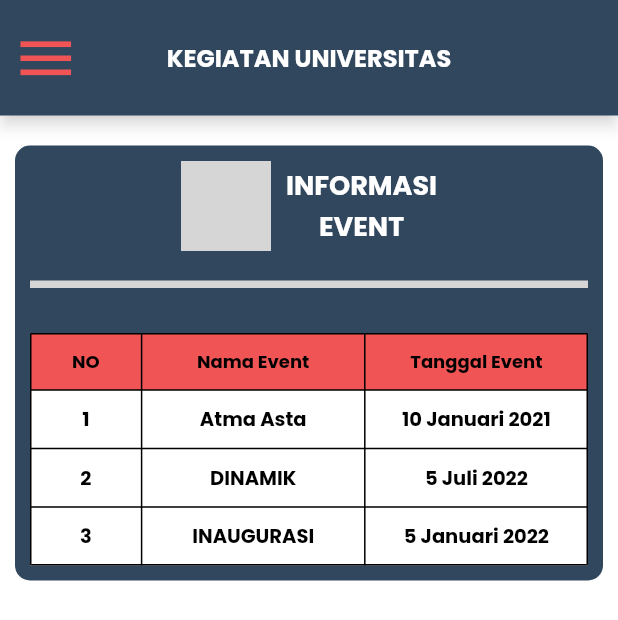
After one commit to zahraeln17/Kelompok6-Promvis, a Flutter app: the KegiatanKampusPage screen opened directly, on a phone screen of 412 x 824 dp. The commit adds this screen. Shown: the top 620 px of the screen. Run offline on Flutter 3.47's test engine with Material 2 defaults, Android fonts, the phone set to English and light mode, and no system bars; our stand-ins replace fl_chart, get, google_fonts, syncfusion_flutter_charts; missing offline and left inert: flutter_application_1; grey boxes are pictures that could not be loaded.

Commit message:
penambahan halaman kegiatan kampus
penambahan halaman kampus tabel info event

```diff
--- /dev/null
+++ b/lib/page/kegiatan_kampus_page.dart
@@ -0,0 +1,161 @@
+// ignore_for_file: prefer_const_constructors
+
+import 'package:flutter/material.dart';
+import 'package:flutter_aplikasiupi/shared/themes.dart';
+import 'package:flutter_aplikasiupi/shared/widget/appbar_custom.dart';
+import 'package:get/get.dart';
+
+class KegiatanKampusPage extends StatelessWidget {
+  const KegiatanKampusPage({Key? key}) : super(key: key);
+
+  @override
+  Widget build(BuildContext context) {
+    return Scaffold(
+      appBar: CustomAppbarBasic(title: "KEGIATAN UNIVERSITAS"),
+      backgroundColor: kWhiteColor,
+      body: ListView(
+        padding: EdgeInsets.symmetric(horizontal: 10, vertical: 20),
+        children: [
+          infoEvent(),
+          //infoPenelitian(),
+        ],
+      ),
+    );
+  }
+
+  Widget infoEvent() {
+    return Container(
+      width: Get.width,
+      padding: EdgeInsets.all(10),
+      decoration: BoxDecoration(
+          color: kDeepBlue, borderRadius: BorderRadius.circular(10)),
+      child: Column(
+        mainAxisAlignment: MainAxisAlignment.center,
+        crossAxisAlignment: CrossAxisAlignment.center,
+        children: [
+          //
+          Row(
+            mainAxisAlignment: MainAxisAlignment.center,
+            children: [
+              Image.asset(
+                'assets/images/Vector-9.png',
+                width: 60,
+                height: 60,
+                fit: BoxFit.fill,
+              ),
+              SizedBox(
+                width: 10,
+              ),
+              Text(
+                'INFORMASI\nEVENT',
+                style: whiteTextStyle.copyWith(fontSize: 18, fontWeight: bold),
+                textAlign: TextAlign.center,
+              ),
+            ],
+          ),
+          //PEMBATAS
+          Container(
+            margin: EdgeInsets.only(top: 20, bottom: 10),
+            width: Get.width,
+            height: 5,
+            color: kGreyColor,
+          ),
+          //TABLE
+          Container(
+            margin: EdgeInsets.only(top: 20),
+            child: Column(
+              children: [
+                Table(
+                  border: TableBorder.all(),
+                  columnWidths: const <int, TableColumnWidth>{
+                    0: FlexColumnWidth(2),
+                    1: FlexColumnWidth(4),
+                    2: FlexColumnWidth(4),
+                  },
+                  defaultVerticalAlignment: TableCellVerticalAlignment.middle,
+                  children: <TableRow>[
+                    TableRow(
+                      decoration: BoxDecoration(
+                        color: kRedColor,
+                      ),
+                      children: [
+                        Padding(
+                          padding: EdgeInsets.all(10),
+                          child: Text(
+                            'NO',
+                            style: blackTextStyle.copyWith(
+                                fontSize: 12, fontWeight: bold),
+                            textAlign: TextAlign.center,
+                          ),
+                        ),
+                        Padding(
+                          padding: EdgeInsets.all(10),
+                          child: Text(
+                            'Nama Event',
+                            style: blackTextStyle.copyWith(
+                                fontWeight: bold, fontSize: 12),
+                            textAlign: TextAlign.center,
+                          ),
+                        ),
+                        Padding(
+                          padding: EdgeInsets.all(10),
+                          child: Text(
+                            'Tanggal Event',
+                            style: blackTextStyle.copyWith(
+                                fontWeight: bold, fontSize: 12),
+                            textAlign: TextAlign.center,
+                          ),
+                        ),
+                      ],
+                    ),
+                    rowEvent("1", "Atma Asta", "10 Januari 2021"),
+                    rowEvent("2", "DINAMIK", "5 Juli 2022"),
+                    rowEvent("3", "INAUGURASI", "5 Januari 2022"),
+                  ],
+                ),
+              ],
+            ),
+          ),
+        ],
+      ),
+    );
+  }
+
+  rowEvent(
+    String no,
+    String namaEvent,
+    String tanggal,
+  ) {
+    return TableRow(
+      decoration: BoxDecoration(color: kWhiteColor),
+      children: <Widget>[
+        Padding(
+          padding: EdgeInsets.all(10),
+          child: Text(
+            no,
+            style: blackTextStyle.copyWith(fontSize: 13, fontWeight: bold),
+            textAlign: TextAlign.center,
+          ),
+        ),
+        Padding(
+          padding: EdgeInsets.all(10),
+          child: Text(
+            namaEvent,
+            style: blackTextStyle.copyWith(fontWeight: bold, fontSize: 13),
+            textAlign: TextAlign.center,
+          ),
+        ),
+        Padding(
+          padding: EdgeInsets.all(10),
+          child: Text(
+            tanggal,
+            style: blackTextStyle.copyWith(fontWeight: bold, fontSize: 13),
+            textAlign: TextAlign.center,
+          ),
+        ),
+      ],
+    );
+  }
+
+
+}
--- a/lib/route/app_pages.dart
+++ b/lib/route/app_pages.dart
@@ -3,12 +3,14 @@
 import 'package:flutter_aplikasiupi/page/halaman_dashboard.dart';
 import 'package:flutter_aplikasiupi/route/app_pages.dart';
 import 'package:flutter_aplikasiupi/route/app_routes.dart';
+import 'package:flutter_aplikasiupi/page/kegiatan_kampus_page.dart';
 import 'package:get/get.dart';
 import '../page/halaman_navigasi.dart';
 
 class AppPages {
   static const DASHBOARD = Routes.DASHBOARD;
   static const NAVIGATION = Routes.NAVIGATION;
+  static const KEGIATAN_KAMPUS = Routes.KEGIATAN_KAMPUS;
 
   static final list = [
     GetPage(
@@ -19,5 +21,9 @@ class AppPages {
       name: Routes.NAVIGATION,
       page: () => NavigationPage(),
     ),
+    GetPage(
+      name: Routes.KEGIATAN_KAMPUS,
+      page: () => KegiatanKampusPage(),
+    ), // GetPage
   ];
 }
--- a/lib/route/app_routes.dart
+++ b/lib/route/app_routes.dart
@@ -3,4 +3,5 @@
 abstract class Routes {
   static const String DASHBOARD = "/";
   static const String NAVIGATION = "/navigation";
+  static const String KEGIATAN_KAMPUS = "/kegiatan_kampus";
 }
```
